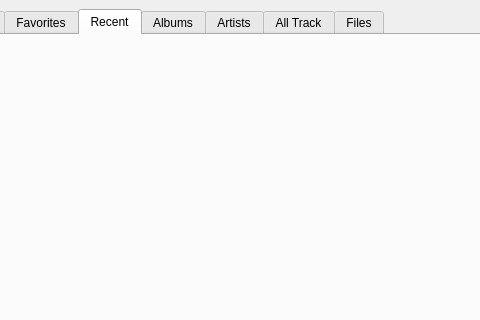
First picture: the form in pcsmusicplayer/src/mainwindow.ui, repository N1vn0vem8er/pineconesnake, before the edit; both pictures show x 481 to 961 and y 0 to 320 of the 1180 by 725 pixel window.
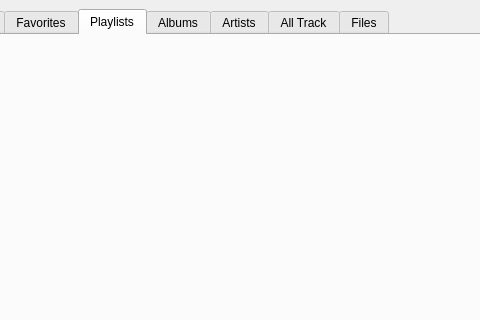
Second picture: the form after the edit. The open tabs and pages were chosen to show the change. Custom widgets are drawn as their Qt base class.

Commit message: Changed recent to playlists and started adding playlists saving

Diff of the .ui file:
```diff
--- a/pcsmusicplayer/src/mainwindow.ui
+++ b/pcsmusicplayer/src/mainwindow.ui
@@ -45,7 +45,7 @@
             </widget>
             <widget class="QWidget" name="recentTab">
              <attribute name="title">
-              <string>Recent</string>
+              <string>Playlists</string>
              </attribute>
             </widget>
             <widget class="AlbumsWidget" name="albumsTab">
```
Left out of the diff: 4 changed lines with no effect on the pictures. The commit also changes 8 other files.
